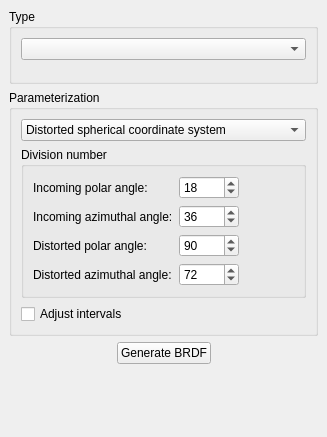
KimuraRyo/BSDFProcessor, file src/ReflectanceModelDockWidget.ui: the form before one commit.
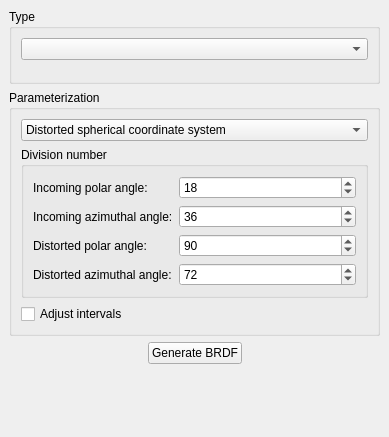
The form after the commit.

Commit message: Changed the layout of the parameter UI

What changed in the file:
```diff
--- a/src/ReflectanceModelDockWidget.ui
+++ b/src/ReflectanceModelDockWidget.ui
@@ -6,7 +6,7 @@
    <rect>
     <x>0</x>
     <y>0</y>
-    <width>327</width>
+    <width>389</width>
     <height>437</height>
    </rect>
   </property>
@@ -109,9 +109,6 @@
             </property>
             <widget class="QWidget" name="distortedSphericalCoordSysPage">
              <layout class="QFormLayout" name="distortedCoordSysFormLayout">
-              <property name="fieldGrowthPolicy">
-               <enum>QFormLayout::FieldGrowthPolicy::FieldsStayAtSizeHint</enum>
-              </property>
               <item row="0" column="0">
                <widget class="QLabel" name="label">
                 <property name="text">
@@ -121,12 +118,6 @@
               </item>
               <item row="0" column="1">
                <widget class="QSpinBox" name="distortedCsNumAngle0SpinBox">
-                <property name="minimumSize">
-                 <size>
-                  <width>60</width>
-                  <height>0</height>
-                 </size>
-                </property>
                 <property name="minimum">
                  <number>0</number>
                 </property>
@@ -140,12 +131,6 @@
               </item>
               <item row="1" column="1">
                <widget class="QSpinBox" name="distortedCsNumAngle1SpinBox">
-                <property name="minimumSize">
-                 <size>
-                  <width>60</width>
-                  <height>0</height>
-                 </size>
-                </property>
                 <property name="minimum">
                  <number>0</number>
                 </property>
@@ -173,12 +158,6 @@
               </item>
               <item row="2" column="1">
                <widget class="QSpinBox" name="distortedCsNumAngle2SpinBox">
-                <property name="minimumSize">
-                 <size>
-                  <width>60</width>
-                  <height>0</height>
-                 </size>
-                </property>
                 <property name="minimum">
                  <number>0</number>
                 </property>
@@ -199,12 +178,6 @@
               </item>
               <item row="3" column="1">
                <widget class="QSpinBox" name="distortedCsNumAngle3SpinBox">
-                <property name="minimumSize">
-                 <size>
-                  <width>60</width>
-                  <height>0</height>
-                 </size>
-                </property>
                 <property name="minimum">
                  <number>0</number>
                 </property>
```
Left out of the diff: 81 changed lines with no effect on the pictures. The commit also changes 4 other files.
